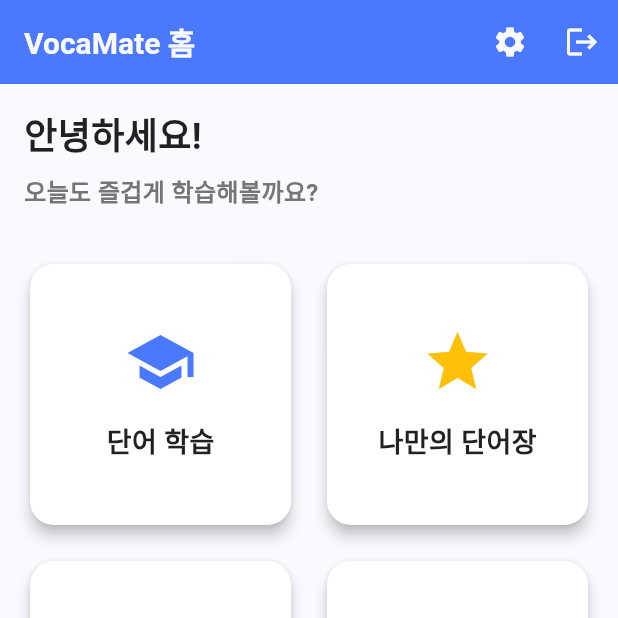
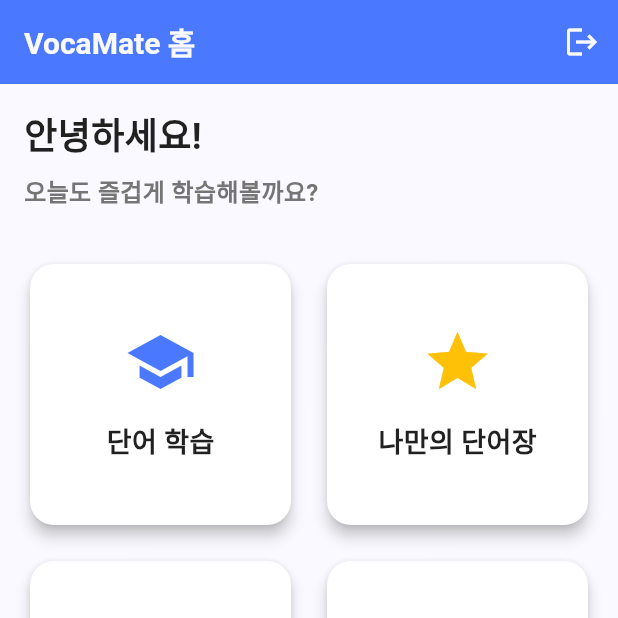
Before and after one commit to top0032/VocaMate_Graduation_Project, a Flutter app: the screen it shows once a user with an empty profile is signed in, on a phone screen of 412 x 824 dp, the top half of it. Run offline on Flutter 3.47's test engine with Material 3 defaults, Android fonts, the phone set to English and light mode, and no system bars; our stand-ins replace audioplayers, cloud_firestore, csv, file_picker, firebase_auth, firebase_core and 1 more; accounts and stored records are empty; Roboto replaces fonts that are missing (Pretendard).

Commit message:
테스트 박스 글자 수정, 앱 아이콘 수정하고 퀴즈 풀 때 다음버튼 위로 올리는거 수정하기

```diff
--- a/lib/screens/main_screen.dart
+++ b/lib/screens/main_screen.dart
@@ -68,12 +68,6 @@ class _MainScreenState extends State<MainScreen> {
       appBar: AppBar(
         title: const Text('VocaMate 홈'),
         actions: [
-          IconButton(
-            icon: const Icon(Icons.settings),
-            onPressed: () {
-              // TODO: 설정 화면으로 이동
-            },
-          ),
           IconButton(
             icon: const Icon(Icons.logout),
             onPressed: () => _logout(context),
--- a/lib/screens/quiz_page.dart
+++ b/lib/screens/quiz_page.dart
@@ -318,7 +318,7 @@ class _QuizPageState extends State<QuizPage> {
                   ),
                   ElevatedButton(
                     onPressed: () => Navigator.of(context).pop(),
-                    child: const Text('테마 선택으로'),
+                    child: const Text('퀴즈풀기 화면으로'),
                   ),
                 ],
               ),
```
Also changed, not shown: lib/screens/learning_screen.dart (+4 -4 lines), assets/icon/app_icon.png.
